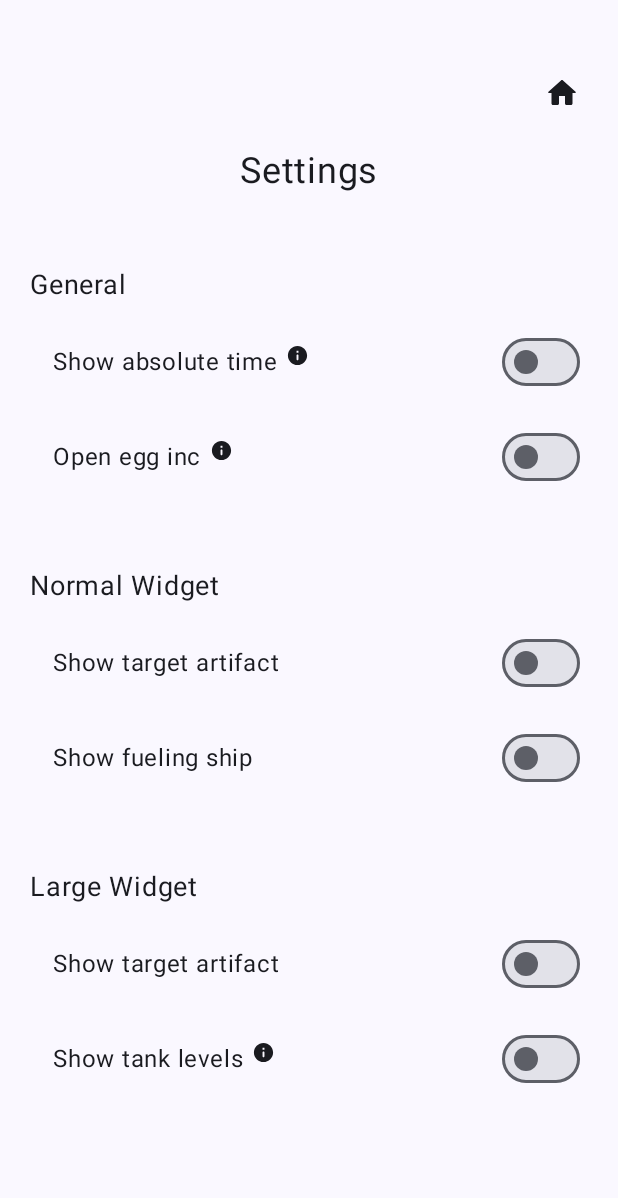
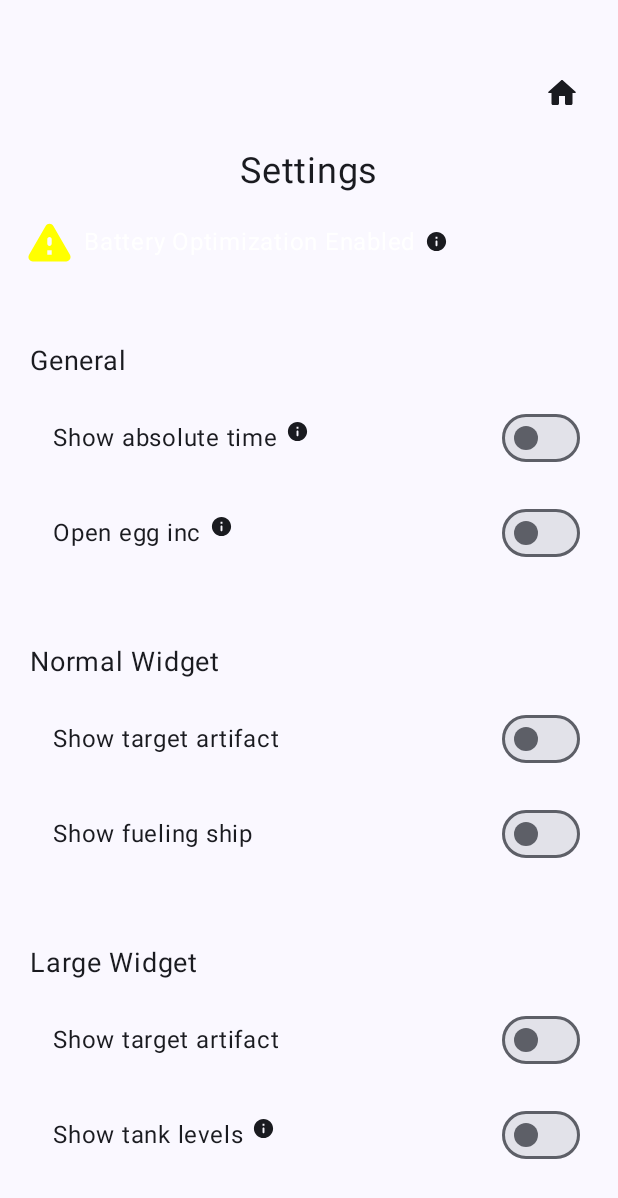
Before and after one commit to mvdiener/WidgetEgg, an Android app built with Jetpack Compose: the settings_screen screen opened through its navigation route, on a phone screen of 412 x 824 dp. Shown: the top 1198 px of the screen. Run offline under Robolectric (Android 15) with nearby library versions, the phone set to English and light mode, and no system bars; libraries missing offline, so code that uses them is left out: androidx.glance, androidx.glance.appwidget; 14 statements that could not run were skipped.

Commit message:
Add warning and dialog for battery permissions in the settings screen

```diff
--- a/app/src/main/java/com/widgetegg/widgeteggapp/settings/SettingsScreen.kt
+++ b/app/src/main/java/com/widgetegg/widgeteggapp/settings/SettingsScreen.kt
@@ -1,5 +1,10 @@
 package com.widgetegg.widgeteggapp.settings
 
+import android.content.Context
+import android.content.Intent
+import android.net.Uri
+import android.os.PowerManager
+import android.provider.Settings
 import androidx.compose.foundation.background
 import androidx.compose.foundation.clickable
 import androidx.compose.foundation.layout.Arrangement
@@ -15,18 +20,27 @@ import androidx.compose.foundation.verticalScroll
 import androidx.compose.material.icons.Icons
 import androidx.compose.material.icons.rounded.Home
 import androidx.compose.material.icons.rounded.Info
+import androidx.compose.material.icons.rounded.Warning
+import androidx.compose.material3.Button
 import androidx.compose.material3.Icon
 import androidx.compose.material3.MaterialTheme
 import androidx.compose.material3.Switch
 import androidx.compose.material3.Text
 import androidx.compose.runtime.Composable
+import androidx.compose.runtime.getValue
+import androidx.compose.runtime.mutableStateOf
+import androidx.compose.runtime.remember
+import androidx.compose.runtime.setValue
 import androidx.compose.ui.Alignment
 import androidx.compose.ui.Modifier
+import androidx.compose.ui.graphics.Color
 import androidx.compose.ui.platform.LocalContext
 import androidx.compose.ui.unit.TextUnit
 import androidx.compose.ui.unit.TextUnitType
 import androidx.compose.ui.unit.dp
 import androidx.compose.ui.window.Dialog
+import androidx.lifecycle.Lifecycle
+import androidx.lifecycle.compose.LifecycleEventEffect
 import androidx.lifecycle.viewmodel.compose.viewModel
 import androidx.navigation.NavController
 import com.widgetegg.widgeteggapp.Routes
@@ -46,6 +60,15 @@ fun SettingsScreen(navController: NavController) {
         settingsViewModel.updateShowFuelingShip(preferences.getShowFuelingShip())
         settingsViewModel.updateShowTargetArtifactLargeWidget(preferences.getTargetArtifactLargeWidget())
         settingsViewModel.updateShowTankLevels(preferences.getShowTankLevels())
+    }
+
+    val packageName = context.packageName
+    val pm: PowerManager =
+        context.getSystemService(Context.POWER_SERVICE) as PowerManager
+    settingsViewModel.updateIsOptimizationDisabled(pm.isIgnoringBatteryOptimizations(packageName))
+
+    LifecycleEventEffect(Lifecycle.Event.ON_RESUME) {
+        settingsViewModel.updateIsOptimizationDisabled(pm.isIgnoringBatteryOptimizations(packageName))
     }
 
     Column(
@@ -73,9 +96,96 @@ fun SettingsScreen(navController: NavController) {
     ) {
         Text(text = "Settings", fontSize = TextUnit(24f, TextUnitType.Sp))
 
+        if (!settingsViewModel.isOptimizationDisabled) {
+            BatteryPermissionsContent(settingsViewModel, packageName, context)
+        }
+
         AllWidgetsGroup(settingsViewModel)
         NormalWidgetGroup(settingsViewModel)
         LargeWidgetGroup(settingsViewModel)
+    }
+}
+
+@Composable
+fun BatteryPermissionsContent(
+    settingsViewModel: SettingsViewModel,
+    packageName: String,
+    context: Context
+) {
+    Row(
+        modifier = Modifier
+            .fillMaxWidth()
+            .padding(start = 15.dp, top = 15.dp)
+            .clickable {
+                settingsViewModel.updateShowBatteryOptimizationDialog(true)
+            },
+        horizontalArrangement = Arrangement.Start,
+        verticalAlignment = Alignment.CenterVertically
+    ) {
+        Icon(
+            Icons.Rounded.Warning,
+            contentDescription = "Battery permissions warning",
+            modifier = Modifier
+                .padding(end = 5.dp)
+                .size(35.dp),
+            tint = Color.Yellow
+        )
+        Text(text = "Battery Optimization Enabled", color = Color.White)
+        Icon(
+            Icons.Rounded.Info,
+            contentDescription = "Battery optimization info",
+            modifier = Modifier
+                .padding(start = 5.dp)
+                .size(15.dp)
+        )
+        BatteryPermissionsDialog(settingsViewModel, packageName, context)
+    }
+}
+
+@Composable
+fun BatteryPermissionsDialog(
+    settingsViewModel: SettingsViewModel,
+    packageName: String,
+    context: Context
+) {
+    if (settingsViewModel.showBatteryOptimizationDialog) {
+        Dialog(
+            onDismissRequest = {
+                settingsViewModel.updateShowBatteryOptimizationDialog(false)
+            }
+        ) {
+            Column(
+                modifier = Modifier
+                    .fillMaxWidth()
+                    .background(
+                        color = MaterialTheme.colorScheme.surfaceContainer,
+                        shape = RoundedCornerShape(size = 16.dp)
+                    )
+                    .padding(20.dp)
+            ) {
+                Text(
+                    text =
+                    """
+                        The widgets attempt to update automatically in the background every 15 minutes. In order to do this, they run background processes to fetch mission data.
+
+                        Battery optimization can prevent these processes from running. If you notice issues with widget updates, it is recommended that you turn off battery optimization for this app.
+                    """.trimIndent()
+                )
+                Button(
+                    modifier = Modifier
+                        .align(Alignment.CenterHorizontally)
+                        .padding(top = 5.dp),
+                    onClick = {
+                        settingsViewModel.updateShowBatteryOptimizationDialog(false)
+                        val intent = Intent(Settings.ACTION_APPLICATION_DETAILS_SETTINGS)
+                        intent.data = Uri.parse("package:$packageName")
+                        context.startActivity(intent)
+                    }
+                ) {
+                    Text(text = "App Settings")
+                }
+            }
+        }
     }
 }
 
--- a/app/src/main/java/com/widgetegg/widgeteggapp/settings/SettingsViewModel.kt
+++ b/app/src/main/java/com/widgetegg/widgeteggapp/settings/SettingsViewModel.kt
@@ -130,4 +130,18 @@ class SettingsViewModel(application: Application) : AndroidViewModel(application
     fun updateShowTankLevelsDialog(input: Boolean) {
         showTankLevelsDialog = input
     }
+
+    var isOptimizationDisabled by mutableStateOf(true)
+        private set
+
+    fun updateIsOptimizationDisabled(input: Boolean) {
+        isOptimizationDisabled = input
+    }
+
+    var showBatteryOptimizationDialog by mutableStateOf(false)
+        private set
+
+    fun updateShowBatteryOptimizationDialog(input: Boolean) {
+        showBatteryOptimizationDialog = input
+    }
 }
```
